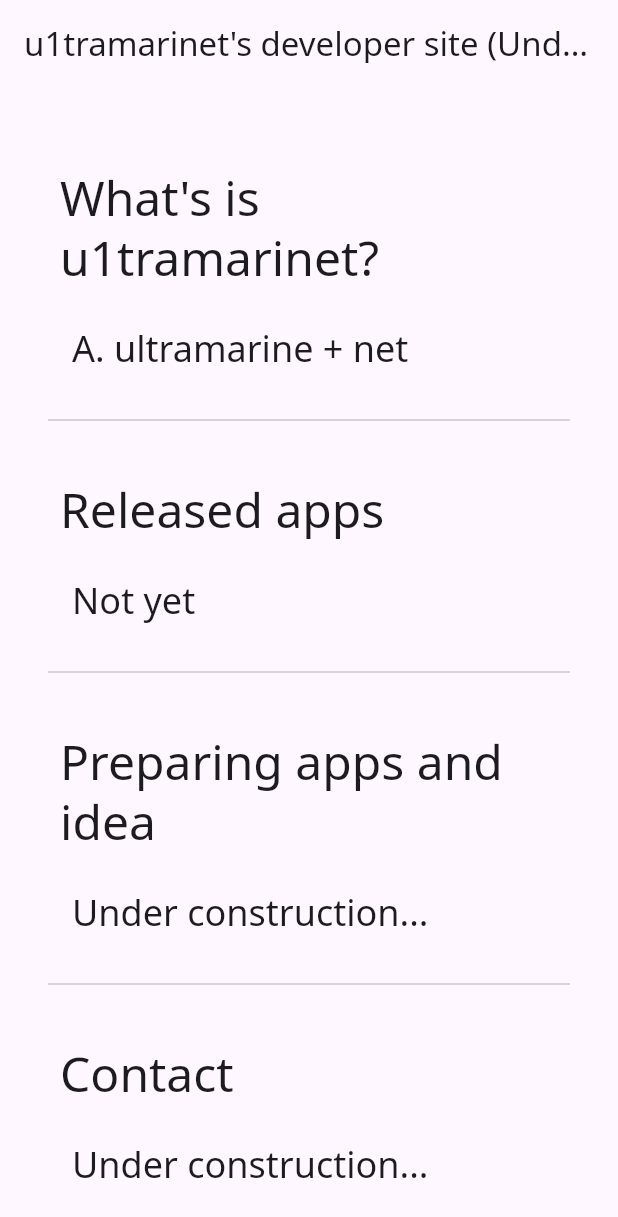
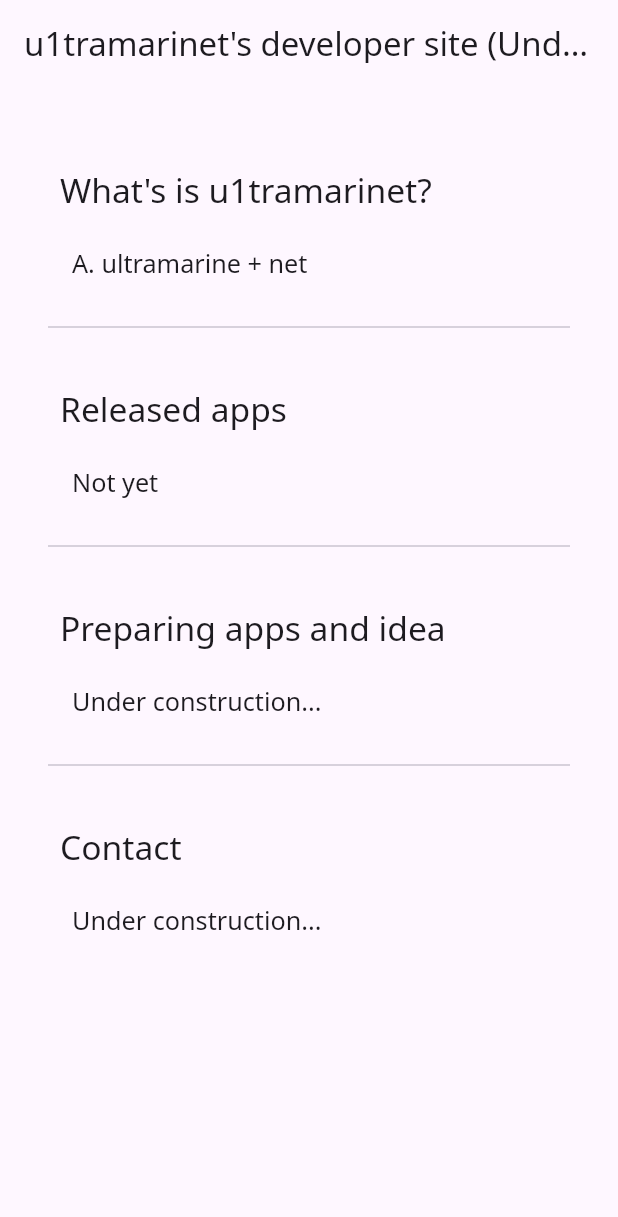
Before and after one commit to u1tramarinet/u1tramarinet.github.io, a Flutter app: the screen it shows after launch, on a phone screen of 412 x 824 dp. Shown: the top 1217 px of the screen. Run offline on Flutter 3.47's test engine with Material 3 defaults, Android fonts, the light colour scheme and no system bars; our stand-ins replace google_fonts; generated files the repository leaves out were written again.

Commit message:
Consider responsive for text font.

```diff
--- a/lib/main.dart
+++ b/lib/main.dart
@@ -3,6 +3,7 @@ import 'package:flutter_gen/gen_l10n/app_localizations.dart';
 import 'package:flutter_web_plugins/flutter_web_plugins.dart';
 import 'package:google_fonts/google_fonts.dart';
 import 'package:u1tramarinet/colors.dart';
+import 'package:u1tramarinet/scale_size.dart';
 
 void main() {
   usePathUrlStrategy();
@@ -59,6 +60,7 @@ class _MyHomePageState extends State<MyHomePage> {
 
   @override
   Widget build(BuildContext context) {
+    double textScaleFactor = ScaleSize.textScaleFactor(context);
     return Scaffold(
       appBar: AppBar(
         title: Text(AppLocalizations.of(context)!.siteName),
@@ -71,27 +73,38 @@ class _MyHomePageState extends State<MyHomePage> {
           crossAxisAlignment: CrossAxisAlignment.start,
           children: <Widget>[
             _section(
-                title: AppLocalizations.of(context)!.whatsMe,
-                body: AppLocalizations.of(context)!.whatsMeAnswer),
+              title: AppLocalizations.of(context)!.whatsMe,
+              body: AppLocalizations.of(context)!.whatsMeAnswer,
+              textScaleFactor: textScaleFactor,
+            ),
             _divider(),
             _section(
-                title: AppLocalizations.of(context)!.releasedApps,
-                body: AppLocalizations.of(context)!.notYet),
+              title: AppLocalizations.of(context)!.releasedApps,
+              body: AppLocalizations.of(context)!.notYet,
+              textScaleFactor: textScaleFactor,
+            ),
             _divider(),
             _section(
-                title: AppLocalizations.of(context)!.preparingApps,
-                body: AppLocalizations.of(context)!.underConstruction),
+              title: AppLocalizations.of(context)!.preparingApps,
+              body: AppLocalizations.of(context)!.underConstruction,
+              textScaleFactor: textScaleFactor,
+            ),
             _divider(),
             _section(
-                title: AppLocalizations.of(context)!.contact,
-                body: AppLocalizations.of(context)!.underConstruction),
+              title: AppLocalizations.of(context)!.contact,
+              body: AppLocalizations.of(context)!.underConstruction,
+              textScaleFactor: textScaleFactor,
+            ),
           ],
         ),
       )),
     );
   }
 
-  Widget _section({required String title, required String body}) {
+  Widget _section(
+      {required String title,
+      required String body,
+      required double textScaleFactor}) {
     return Container(
       color: _debugColor(isDebug: Colors.red),
       child: Padding(
@@ -100,15 +113,15 @@ class _MyHomePageState extends State<MyHomePage> {
           mainAxisAlignment: MainAxisAlignment.start,
           crossAxisAlignment: CrossAxisAlignment.start,
           children: [
-            _title(title),
-            _body(body),
+            _title(title, textScaleFactor),
+            _body(body, textScaleFactor),
           ],
         ),
       ),
     );
   }
 
-  Widget _title(String title) {
+  Widget _title(String title, double textScaleFactor) {
     return Container(
       color: _debugColor(isDebug: Colors.blue),
       child: Padding(
@@ -117,11 +130,12 @@ class _MyHomePageState extends State<MyHomePage> {
             title,
             style: Theme.of(context).textTheme.headlineLarge,
             textAlign: TextAlign.start,
+            textScaler: TextScaler.linear(textScaleFactor),
           )),
     );
   }
 
-  Widget _body(String body) {
+  Widget _body(String body, double textScaleFactor) {
     return Container(
       color: _debugColor(isDebug: Colors.green),
       child: Padding(
@@ -130,6 +144,7 @@ class _MyHomePageState extends State<MyHomePage> {
           body,
           style: Theme.of(context).textTheme.headlineSmall,
           textAlign: TextAlign.start,
+          textScaler: TextScaler.linear(textScaleFactor),
         ),
       ),
     );
--- /dev/null
+++ b/lib/scale_size.dart
@@ -0,0 +1,10 @@
+import 'dart:math';
+import 'package:flutter/material.dart';
+
+class ScaleSize {
+  static double textScaleFactor(BuildContext context, {double maxFactor = 1}) {
+    final double width = MediaQuery.of(context).size.width;
+    double value = (width / 1400) * maxFactor;
+    return max(0.7, min(value, maxFactor));
+  }
+}
```
Also changed, not shown: 4 other files.
